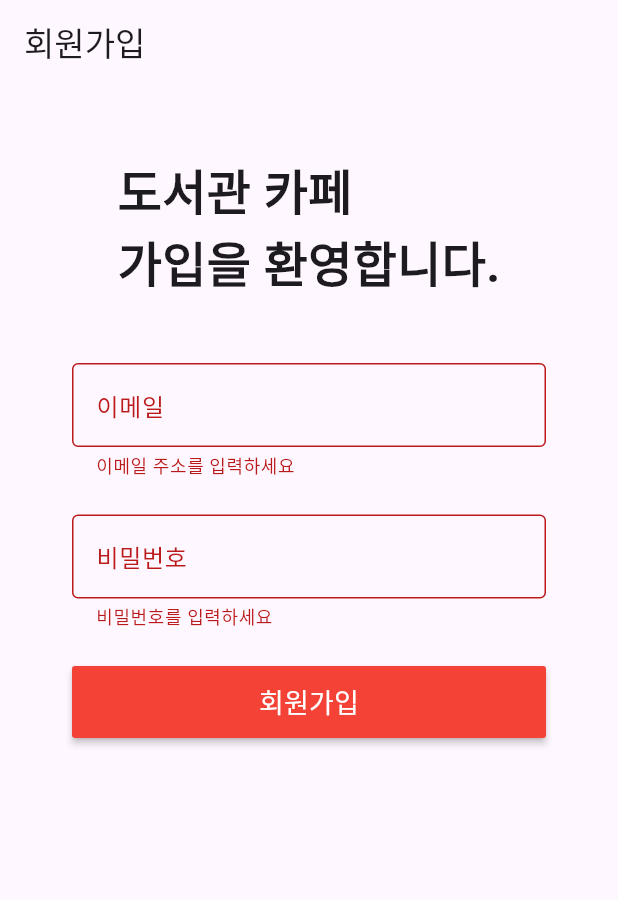
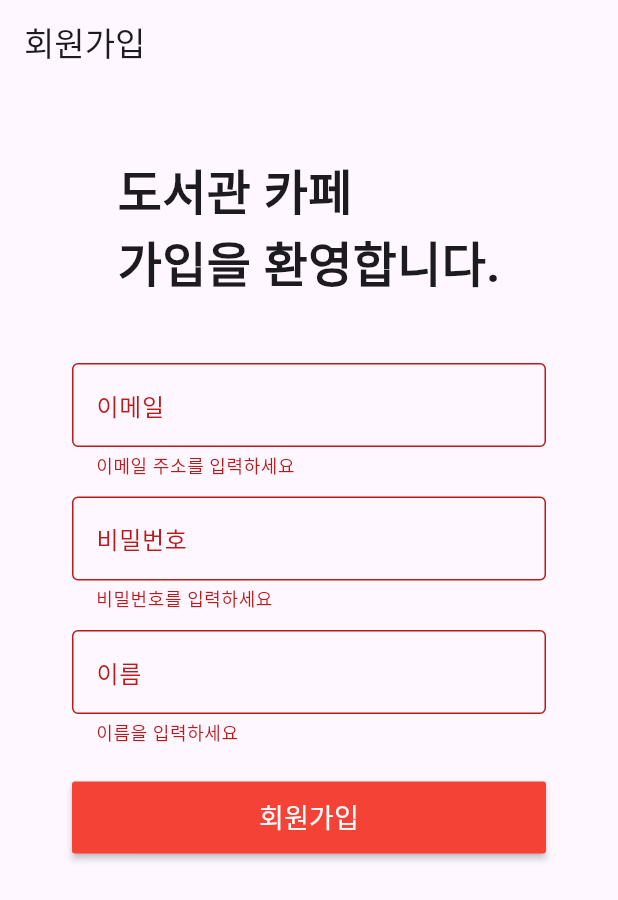
Before and after one commit to jhm991231/preorder, a Flutter app: the SignUpScreen screen opened by its route, after a tap on "회원가입", on a phone screen of 412 x 824 dp. Shown: the top 900 px of the screen. Run offline on Flutter 3.47's test engine with Material 3 defaults, Android fonts, the phone set to English and light mode, and no system bars; our stand-ins replace cloud_firestore, firebase_auth, firebase_core, firebase_messaging, flutter_local_notifications, go_router and 2 more; missing offline and left inert: dart:ffi; accounts and stored records are empty; network calls fail.

```diff
--- a/lib/pages/LogIn/login_screen.dart
+++ b/lib/pages/LogIn/login_screen.dart
@@ -76,6 +76,7 @@ class _LoginScreenState extends State<LoginScreen> {
       FirebaseFirestore.instance.collection('users').doc(user.uid).set({
         'email': user.email,
         'uid': user.uid,
+        'name': user.displayName,
       }, SetOptions(merge: true)); // merge: true 옵션을 사용하여 이미 존재하는 문서에 데이터를 추가하거나 업데이트
 
       String? token = await FirebaseMessaging.instance.getToken();
--- a/lib/pages/LogIn/sign_up_screen.dart
+++ b/lib/pages/LogIn/sign_up_screen.dart
@@ -15,18 +15,24 @@ class _SignUpScreenState extends State<SignUpScreen> {
 
   TextEditingController emailTextController = TextEditingController();
   TextEditingController pwdTextController = TextEditingController();
+  TextEditingController nameTextController = TextEditingController();
 
-  Future<bool> signUp(String emailAddress, String password) async {
+  Future<bool> signUp(String emailAddress, String password, String name) async {
     try {
       // 1. 회원가입
       final credential = await FirebaseAuth.instance
           .createUserWithEmailAndPassword(
               email: emailAddress, password: password);
+
+      await credential.user?.updateDisplayName(name);
+      await credential.user?.reload();
+
       // 2.user라는 collection에 document 생성해서 저장, 문서ID는 유저의 uid로 세팅
       String userId = credential.user?.uid ?? ""; // 사용자 UID를 얻습니다.
       await FirebaseFirestore.instance.collection("users").doc(userId).set({
         "uid": userId,
-        "email": credential.user?.email ?? ""
+        "email": credential.user?.email ?? "",
+        "name": name,
       }, SetOptions(merge: true));
 
       return true;
@@ -84,7 +90,7 @@ class _SignUpScreenState extends State<SignUpScreen> {
                       },
                     ),
                     const SizedBox(
-                      height: 24,
+                      height: 12,
                     ),
                     TextFormField(
                       controller: pwdTextController,
@@ -99,7 +105,23 @@ class _SignUpScreenState extends State<SignUpScreen> {
                         }
                         return null;
                       },
-                    )
+                    ),
+                    const SizedBox(
+                      height: 12,
+                    ),
+                    TextFormField(
+                      controller: nameTextController,
+                      decoration: const InputDecoration(
+                        border: OutlineInputBorder(),
+                        labelText: "이름",
+                      ),
+                      validator: (value) {
+                        if (value == null || value.isEmpty) {
+                          return "이름을 입력하세요";
+                        }
+                        return null;
+                      },
+                    ),
                   ],
                 ),
               ),
@@ -115,6 +137,7 @@ class _SignUpScreenState extends State<SignUpScreen> {
                     final result = await signUp(
                       emailTextController.text.trim(),
                       pwdTextController.text.trim(),
+                      nameTextController.text.trim(),
                     );
                     if (result) {
                       if (context.mounted) {
```
Also changed, not shown: lib/components/user_data_fetcher.dart (added, +16 -0 lines), lib/pages/Home/mypage_screen.dart (+46 -7 lines), lib/pages/Home/orderStatus_screen.dart (+18 -6 lines).
